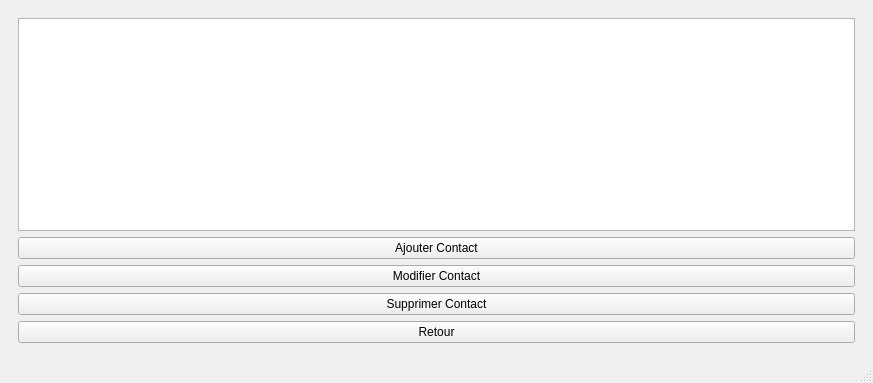
Before: the Qt Designer form mainwindow.ui in Cybermade/ProjetCDAA, drawn with Qt 5.
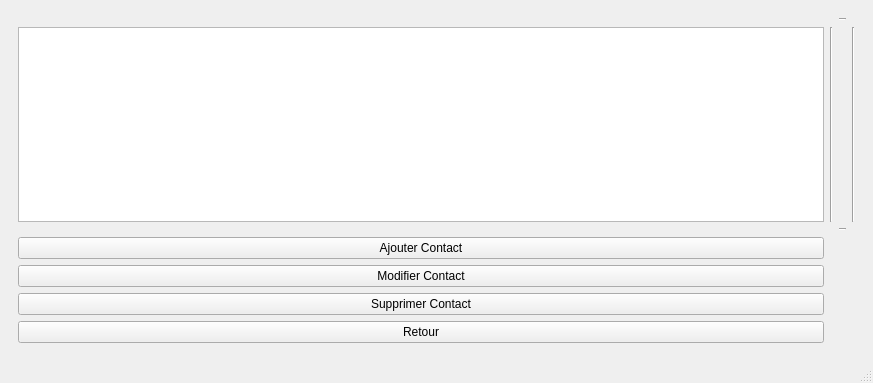
After: the same form once the commit is applied. The open tabs and pages were chosen to show the change.

```diff
--- a/mainwindow.ui
+++ b/mainwindow.ui
@@ -125,35 +125,70 @@
        </layout>
       </widget>
       <widget class="QWidget" name="VueContacts">
-       <layout class="QVBoxLayout" name="verticalLayout">
-        <item>
-         <widget class="QTableView" name="tableViewContacts"/>
-        </item>
-        <item>
+       <layout class="QGridLayout" name="gridLayout_5">
+        <item row="3" column="0">
          <widget class="QPushButton" name="B_Ajouter">
           <property name="text">
            <string>Ajouter Contact</string>
           </property>
          </widget>
         </item>
-        <item>
+        <item row="6" column="0">
+         <widget class="QPushButton" name="B_Retour">
+          <property name="text">
+           <string>Retour</string>
+          </property>
+         </widget>
+        </item>
+        <item row="1" column="0">
+         <widget class="QTableView" name="tableViewContacts"/>
+        </item>
+        <item row="4" column="0">
          <widget class="QPushButton" name="B_Modifier">
           <property name="text">
            <string>Modifier Contact</string>
           </property>
          </widget>
         </item>
-        <item>
+        <item row="2" column="2">
+         <widget class="Line" name="line_3">
+          <property name="orientation">
+           <enum>Qt::Horizontal</enum>
+          </property>
+         </widget>
+        </item>
+        <item row="1" column="3">
+         <widget class="Line" name="line_2">
+          <property name="orientation">
+           <enum>Qt::Vertical</enum>
+          </property>
+         </widget>
+        </item>
+        <item row="5" column="0">
          <widget class="QPushButton" name="B_Supprimer">
           <property name="text">
            <string>Supprimer Contact</string>
           </property>
          </widget>
         </item>
-        <item>
-         <widget class="QPushButton" name="B_Retour">
+        <item row="1" column="1">
+         <widget class="Line" name="line">
+          <property name="orientation">
+           <enum>Qt::Vertical</enum>
+          </property>
+         </widget>
+        </item>
+        <item row="1" column="2">
+         <widget class="QLabel" name="QlabelImage">
           <property name="text">
-           <string>Retour</string>
+           <string/>
+          </property>
+         </widget>
+        </item>
+        <item row="0" column="2">
+         <widget class="Line" name="line_4">
+          <property name="orientation">
+           <enum>Qt::Horizontal</enum>
           </property>
          </widget>
         </item>
```
Left out of the diff: 30 changed lines with no effect on the pictures.
